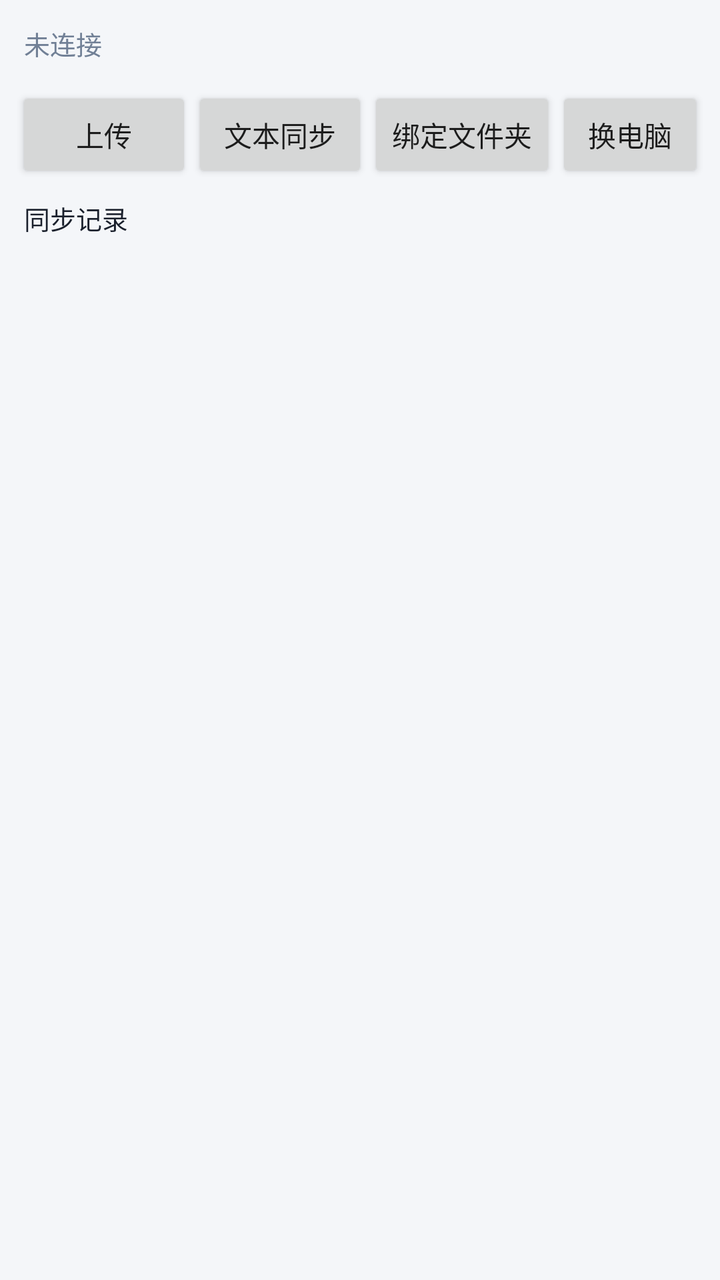
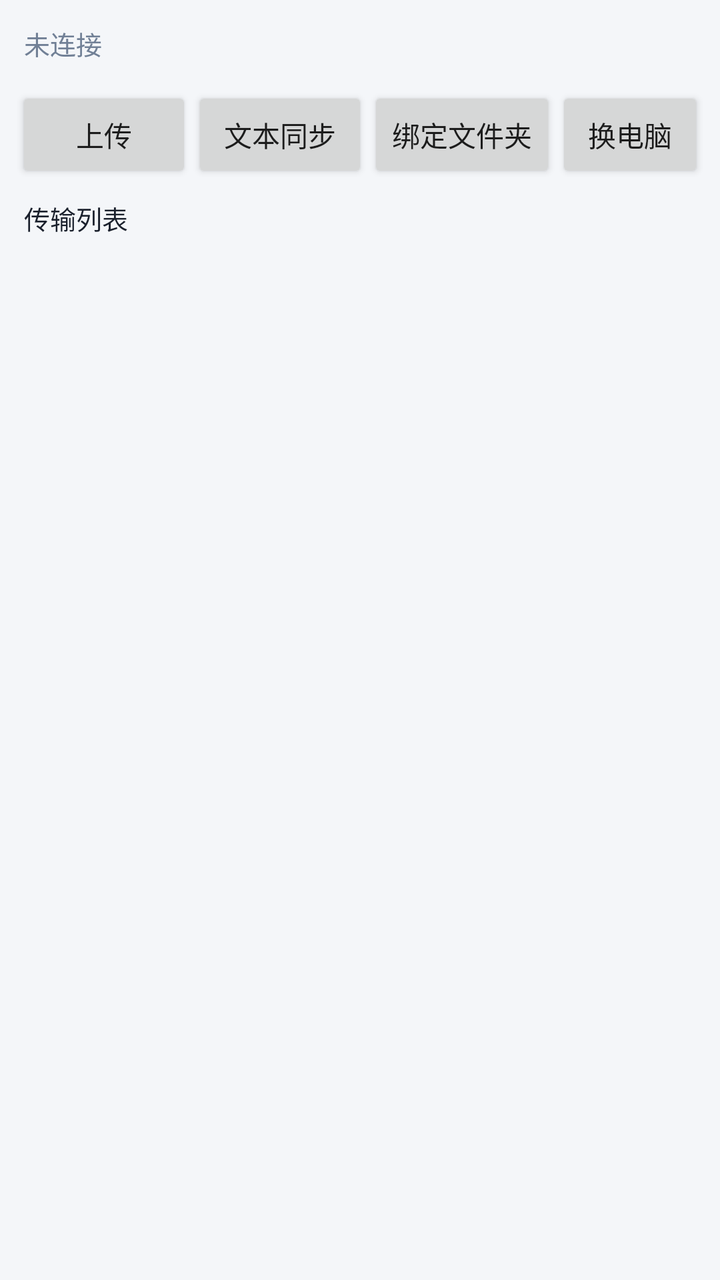

Two renders of the same Android screen: before a commit and after it. Below are the layout's source before the change and the commit's diff.
<!-- AndroidManifest.xml: application theme Theme.ScreenKit -->
<!-- res/layout/activity_main.xml -->
<?xml version="1.0" encoding="utf-8"?>
<LinearLayout xmlns:android="http://schemas.android.com/apk/res/android"
    android:layout_width="match_parent"
    android:layout_height="match_parent"
    android:orientation="vertical"
    android:background="@color/bg">

    <TextView
        android:id="@+id/lbstatus"
        android:layout_width="match_parent"
        android:layout_height="wrap_content"
        android:padding="12dp"
        android:text="未连接"
        android:textColor="@color/muted"
        android:textSize="13sp" />

    <LinearLayout
        android:layout_width="match_parent"
        android:layout_height="wrap_content"
        android:orientation="vertical"
        android:paddingStart="8dp"
        android:paddingEnd="8dp">

        <LinearLayout
            android:layout_width="match_parent"
            android:layout_height="wrap_content"
            android:orientation="horizontal">
            <Button android:id="@+id/bupload" android:layout_width="wrap_content" android:layout_height="wrap_content" android:text="上传" />
            <Button android:id="@+id/btext" android:layout_width="wrap_content" android:layout_height="wrap_content" android:text="文本同步" />
            <Button android:id="@+id/bfolder" android:layout_width="wrap_content" android:layout_height="wrap_content" android:text="绑定文件夹" />
            <Button android:id="@+id/bpick" android:layout_width="wrap_content" android:layout_height="wrap_content" android:text="换电脑" />
        </LinearLayout>
    </LinearLayout>

    <TextView
        android:id="@+id/lbloghint"
        android:layout_width="match_parent"
        android:layout_height="wrap_content"
        android:paddingStart="12dp"
        android:paddingEnd="12dp"
        android:paddingTop="8dp"
        android:paddingBottom="4dp"
        android:text="同步记录"
        android:textColor="@color/text"
        android:textSize="13sp" />

    <ListView
        android:id="@+id/lvlog"
        android:layout_width="match_parent"
        android:layout_height="0dp"
        android:layout_weight="1"
        android:divider="@null"
        android:dividerHeight="0dp" />
</LinearLayout>
<!-- resources referenced by this layout -->
<resources>
  <color name="bg">#F4F6F9</color>
  <color name="muted">#718096</color>
  <color name="text">#1A202C</color>
  <style name="Theme.ScreenKit" parent="Theme.MaterialComponents.DayNight.DarkActionBar">
          <item name="android:windowBackground">@color/bg</item>
          <item name="colorPrimary">@color/accent</item>
          <item name="colorPrimaryVariant">@color/accent_dark</item>
          <item name="colorOnPrimary">#FFFFFF</item>
          <item name="colorAccent">@color/accent</item>
          <item name="android:statusBarColor">@color/accent_dark</item>
      </style>
  <color name="accent">#3B82F6</color>
  <color name="accent_dark">#2563EB</color>
</resources>

<!-- the commit's change to res/layout/activity_main.xml (unified diff, before → after) -->
@@ -40,7 +40,7 @@
         android:paddingEnd="12dp"
         android:paddingTop="8dp"
         android:paddingBottom="4dp"
-        android:text="同步记录"
+        android:text="传输列表"
         android:textColor="@color/text"
         android:textSize="13sp" />
 
